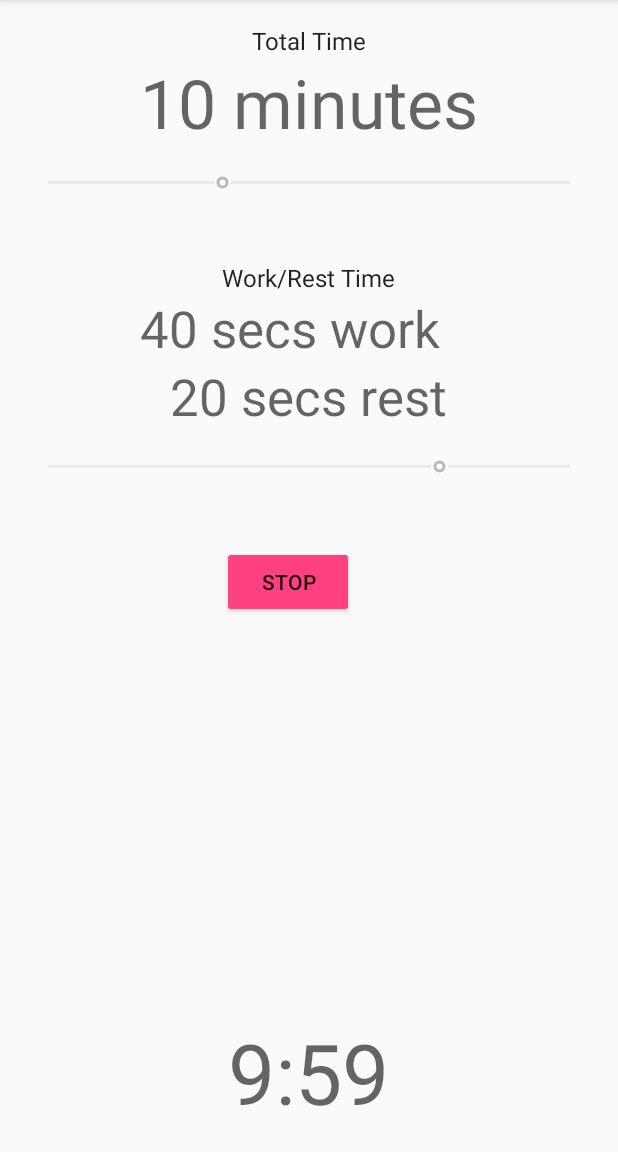
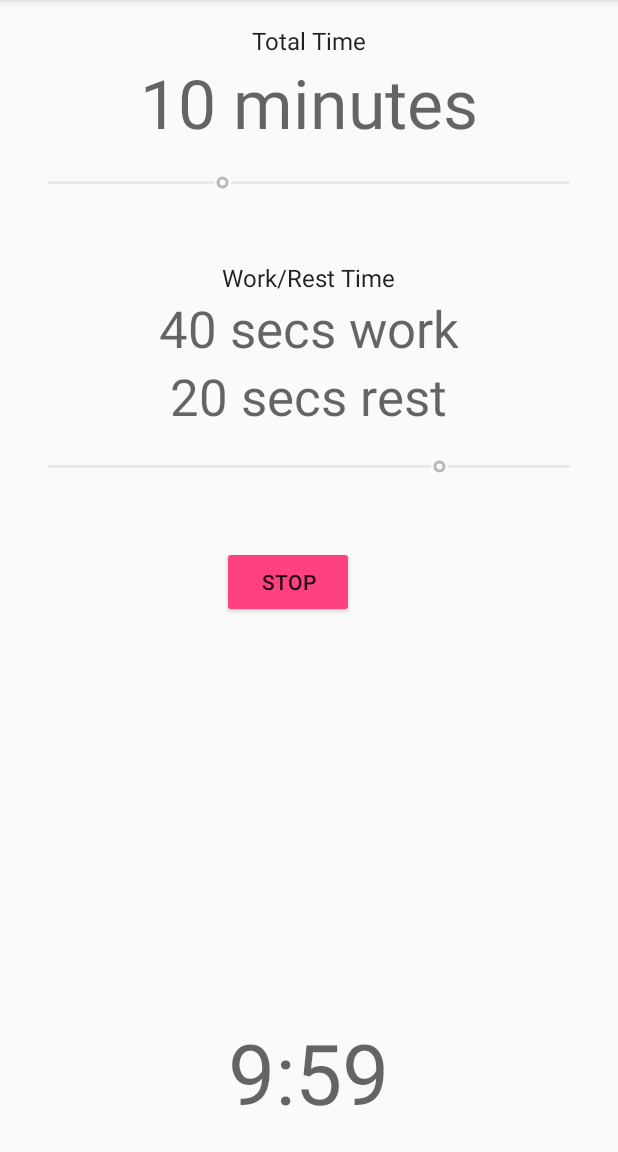
Before and after one commit to danielpape/EMOM, an Android app: the screen it shows after launch (MainActivity), after a tap on "START EMOM", on a phone screen of 412 x 824 dp, the part 84-1236 px from its top. Run offline under Robolectric (Android 15) with nearby library versions, the phone set to English and light mode, and no system bars; libraries missing offline, so code that uses them is left out: junit.framework.

Commit message:
fixed layout bug

```diff
--- a/app/src/main/res/layout/activity_main.xml
+++ b/app/src/main/res/layout/activity_main.xml
@@ -54,7 +54,7 @@
         android:text="40 secs work"
         android:textAppearance="@android:style/TextAppearance.Material.Display1"
         android:layout_below="@+id/textView7"
-        android:layout_alignStart="@+id/totalTimeTextView" />
+        android:layout_centerHorizontal="true" />
 
     <TextView
         android:id="@+id/restTextView"
```
